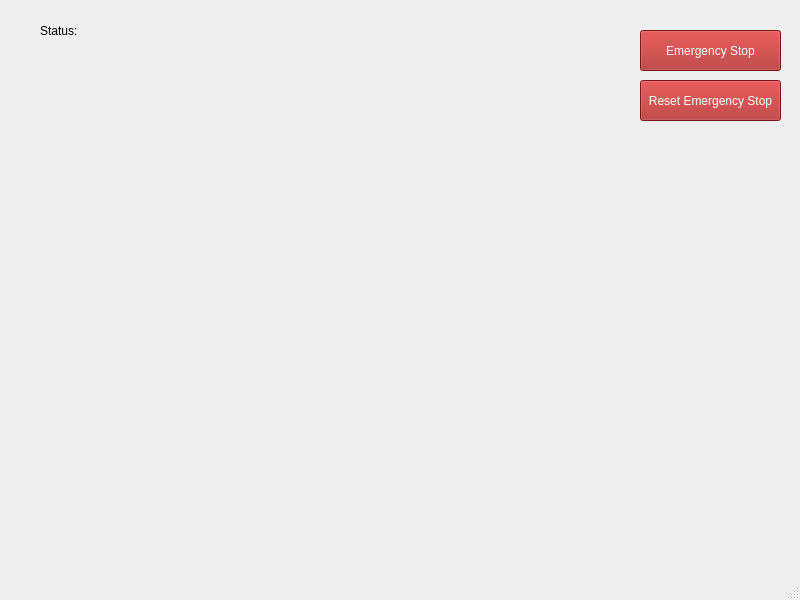
This is mainwindow.ui in dinordi/SWENPRO-JoFLu as Qt 5 draws it before an edit. The edited form follows.
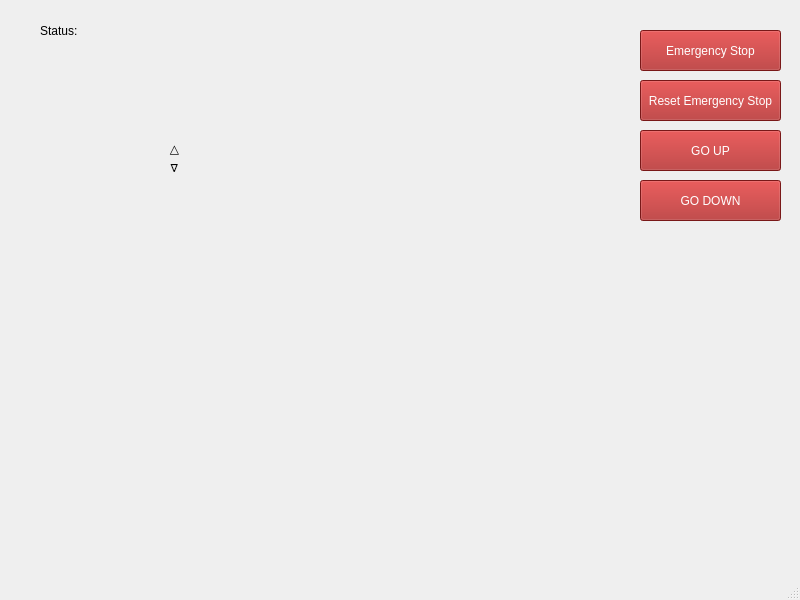
This is the edited form.

Commit message: added elevator direction

Patch:
```diff
--- a/mainwindow.ui
+++ b/mainwindow.ui
@@ -94,6 +94,86 @@
      <string/>
     </property>
    </widget>
+   <widget class="QLabel" name="UP_LED">
+    <property name="geometry">
+     <rect>
+      <x>150</x>
+      <y>140</y>
+      <width>49</width>
+      <height>16</height>
+     </rect>
+    </property>
+    <property name="text">
+     <string>      △</string>
+    </property>
+   </widget>
+   <widget class="QLabel" name="DOWN_LED">
+    <property name="geometry">
+     <rect>
+      <x>150</x>
+      <y>160</y>
+      <width>49</width>
+      <height>16</height>
+     </rect>
+    </property>
+    <property name="text">
+     <string>      ∇</string>
+    </property>
+   </widget>
+   <widget class="QPushButton" name="btn_go_UP">
+    <property name="geometry">
+     <rect>
+      <x>640</x>
+      <y>130</y>
+      <width>141</width>
+      <height>41</height>
+     </rect>
+    </property>
+    <property name="styleSheet">
+     <string notr="true">QPushButton{
+background-color:#aa2222;
+color:white;
+}
+QPushButton:hover{
+background-color:#cc2222;
+color:white;
+}
+QPushButton:pressed{
+background-color:#992222;
+color:white;
+}</string>
+    </property>
+    <property name="text">
+     <string>GO UP</string>
+    </property>
+   </widget>
+   <widget class="QPushButton" name="btn_GO_DOWN">
+    <property name="geometry">
+     <rect>
+      <x>640</x>
+      <y>180</y>
+      <width>141</width>
+      <height>41</height>
+     </rect>
+    </property>
+    <property name="styleSheet">
+     <string notr="true">QPushButton{
+background-color:#aa2222;
+color:white;
+}
+QPushButton:hover{
+background-color:#cc2222;
+color:white;
+}
+QPushButton:pressed{
+background-color:#992222;
+color:white;
+}</string>
+    </property>
+    <property name="text">
+     <string>GO DOWN</string>
+    </property>
+   </widget>
   </widget>
   <widget class="QMenuBar" name="menubar">
    <property name="geometry">
```
Left out of the diff: 2 changed lines with no effect on the pictures. The commit also changes 2 other files.
